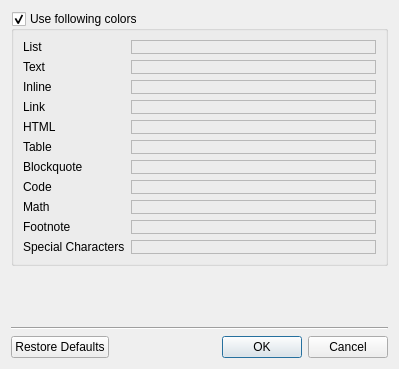
Before: the Qt Designer form src/editor/colors.ui in igormironchik/markdown-tools, drawn with Qt 5.
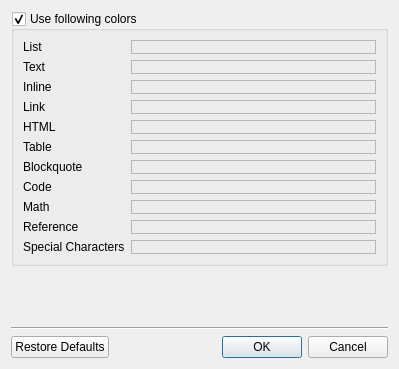
After: the same form once the commit is applied. Custom widgets are drawn as their Qt base class.

Commit message: Highlight reference links too.

Diff of the .ui file:
```diff
--- a/src/editor/colors.ui
+++ b/src/editor/colors.ui
@@ -202,7 +202,7 @@
       <item row="9" column="0">
        <widget class="QLabel" name="label_11">
         <property name="text">
-         <string>Footnote</string>
+         <string>Reference</string>
         </property>
        </widget>
       </item>
```
Left out of the diff: 2 changed lines with no effect on the pictures. The commit also changes 6 other files.
